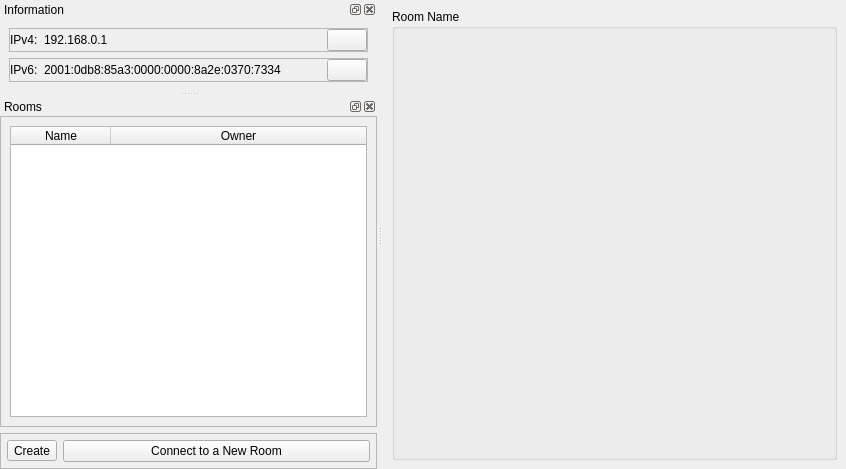
First picture: the form in MainWindow.ui, repository r-odriguez/KVPeerN, before the edit.
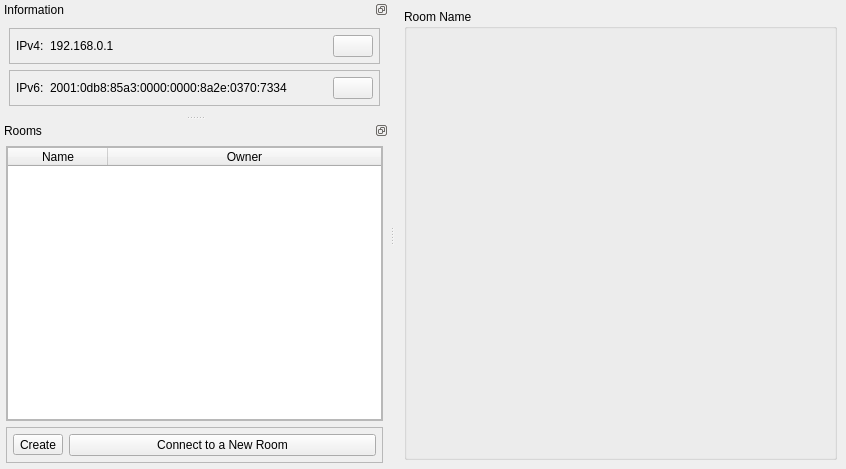
Second picture: the form after the edit. Icons and pictures are not drawn.

Commit message: dev:started translating the go code to C++

```diff
--- a/MainWindow.ui
+++ b/MainWindow.ui
@@ -83,6 +83,9 @@
    <property name="floating">
     <bool>false</bool>
    </property>
+   <property name="features">
+    <set>QDockWidget::DockWidgetFeature::DockWidgetFloatable|QDockWidget::DockWidgetFeature::DockWidgetMovable</set>
+   </property>
    <property name="windowTitle">
     <string>Information</string>
    </property>
@@ -93,8 +96,14 @@
     <number>1</number>
    </attribute>
    <widget class="QWidget" name="InformationDockContent">
+    <property name="sizePolicy">
+     <sizepolicy hsizetype="Minimum" vsizetype="Maximum">
+      <horstretch>0</horstretch>
+      <verstretch>0</verstretch>
+     </sizepolicy>
+    </property>
     <layout class="QVBoxLayout" name="verticalLayout_6">
-     <item>
+     <item alignment="Qt::AlignmentFlag::AlignBottom">
       <widget class="QFrame" name="ipv4_container">
        <property name="sizePolicy">
         <sizepolicy hsizetype="Minimum" vsizetype="Maximum">
@@ -110,16 +119,16 @@
        </property>
        <layout class="QHBoxLayout" name="horizontalLayout_5">
         <property name="leftMargin">
-         <number>0</number>
+         <number>6</number>
         </property>
         <property name="topMargin">
-         <number>0</number>
+         <number>6</number>
         </property>
         <property name="rightMargin">
-         <number>0</number>
+         <number>6</number>
         </property>
         <property name="bottomMargin">
-         <number>0</number>
+         <number>6</number>
         </property>
         <item alignment="Qt::AlignmentFlag::AlignLeft">
          <widget class="QLabel" name="ipv4_label">
@@ -170,10 +179,10 @@
        </layout>
       </widget>
      </item>
-     <item>
+     <item alignment="Qt::AlignmentFlag::AlignTop">
       <widget class="QFrame" name="ipv6_container">
        <property name="sizePolicy">
-        <sizepolicy hsizetype="Preferred" vsizetype="Preferred">
+        <sizepolicy hsizetype="Minimum" vsizetype="Maximum">
          <horstretch>0</horstretch>
          <verstretch>0</verstretch>
         </sizepolicy>
@@ -186,16 +195,16 @@
        </property>
        <layout class="QHBoxLayout" name="horizontalLayout_7">
         <property name="leftMargin">
-         <number>0</number>
+         <number>6</number>
         </property>
         <property name="topMargin">
-         <number>0</number>
+         <number>6</number>
         </property>
         <property name="rightMargin">
-         <number>0</number>
+         <number>6</number>
         </property>
         <property name="bottomMargin">
-         <number>0</number>
+         <number>6</number>
         </property>
         <item alignment="Qt::AlignmentFlag::AlignLeft">
          <widget class="QLabel" name="ipv6_label">
@@ -259,6 +268,9 @@
      <verstretch>0</verstretch>
     </sizepolicy>
    </property>
+   <property name="features">
+    <set>QDockWidget::DockWidgetFeature::DockWidgetFloatable|QDockWidget::DockWidgetFeature::DockWidgetMovable</set>
+   </property>
    <property name="windowTitle">
     <string>Rooms</string>
    </property>
@@ -271,16 +283,16 @@
    <widget class="QWidget" name="RoomsDockContent">
     <layout class="QVBoxLayout" name="verticalLayout_7">
      <property name="leftMargin">
-      <number>0</number>
+      <number>6</number>
      </property>
      <property name="topMargin">
-      <number>0</number>
+      <number>6</number>
      </property>
      <property name="rightMargin">
-      <number>0</number>
+      <number>6</number>
      </property>
      <property name="bottomMargin">
-      <number>0</number>
+      <number>6</number>
      </property>
      <item>
       <widget class="QFrame" name="table_container">
@@ -290,7 +302,22 @@
        <property name="frameShadow">
         <enum>QFrame::Shadow::Raised</enum>
        </property>
-       <layout class="QVBoxLayout" name="verticalLayout">
+       <layout class="QVBoxLayout" name="verticalLayout" stretch="0">
+        <property name="spacing">
+         <number>0</number>
+        </property>
+        <property name="leftMargin">
+         <number>0</number>
+        </property>
+        <property name="topMargin">
+         <number>0</number>
+        </property>
+        <property name="rightMargin">
+         <number>0</number>
+        </property>
+        <property name="bottomMargin">
+         <number>0</number>
+        </property>
         <item>
          <widget class="QTableWidget" name="table">
           <property name="sizePolicy">
```
Left out of the diff: 8 changed lines with no effect on the pictures. The commit also changes 2 other files.
